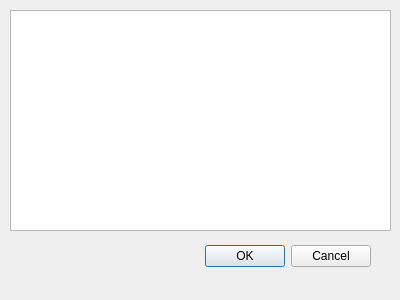
The window that Engine/pluginsdialog.ui (kcuzner/Simulate) describes before a commit, drawn with Qt 5.
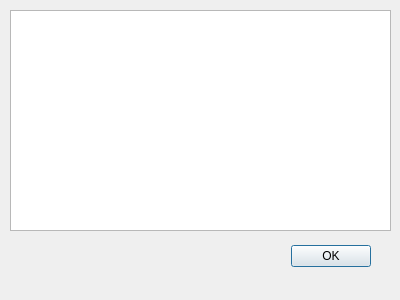
The same window after the commit.

Diff of the .ui file:
```diff
--- a/Engine/pluginsdialog.ui
+++ b/Engine/pluginsdialog.ui
@@ -38,7 +38,7 @@
     <enum>Qt::Horizontal</enum>
    </property>
    <property name="standardButtons">
-    <set>QDialogButtonBox::Cancel|QDialogButtonBox::Ok</set>
+    <set>QDialogButtonBox::Ok</set>
    </property>
   </widget>
   <widget class="QTreeView" name="treeView">
```
